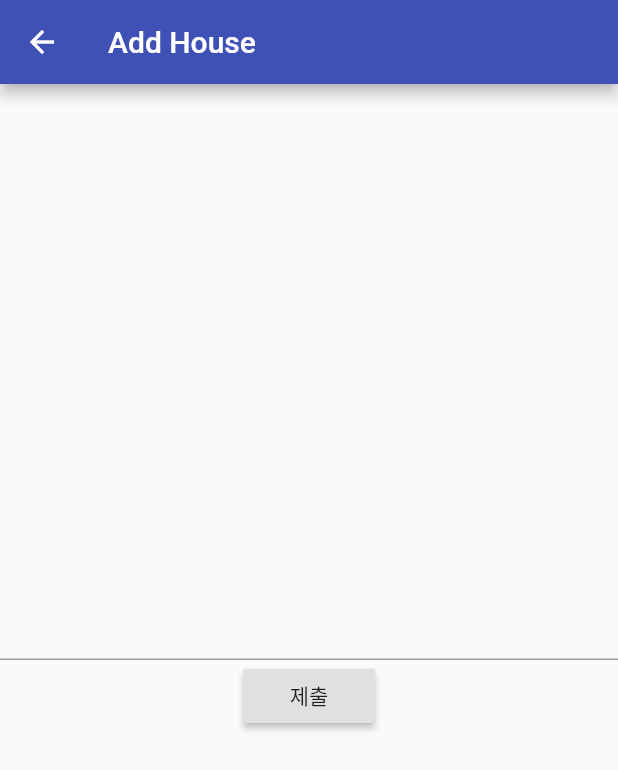
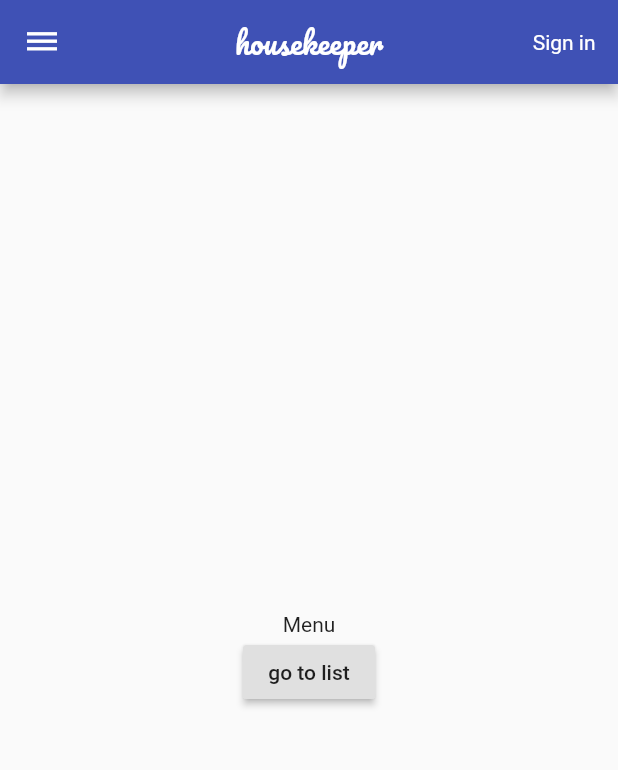
Before and after one commit to raynear/housekeeper, a Flutter app: the screen it shows after launch, on a phone screen of 412 x 824 dp. Shown: the top 770 px of the screen. Run offline on Flutter 3.47's test engine with Material 2 defaults, Android fonts, the phone set to English and light mode, and no system bars; our stand-ins replace cached_network_image, cloud_firestore, firebase_auth, firebase_core, flutter_signin_button, get and 2 more; missing offline and left inert: flutter_facebook_login; accounts and stored records are empty.

Commit message:
discard inner drawer convert provider to GetX convert router to GetX

```diff
--- /dev/null
+++ b/lib/global_state.dart
@@ -0,0 +1,4 @@
+import 'package:firebase_auth/firebase_auth.dart';
+import 'package:get/get.dart';
+
+var user = Rx<User>();
--- a/lib/main.dart
+++ b/lib/main.dart
@@ -1,24 +1,13 @@
 import 'package:flutter/material.dart';
-import 'package:provider/provider.dart';
-import 'package:firebase_auth/firebase_auth.dart';
 import 'package:firebase_core/firebase_core.dart';
+import 'package:get/get.dart';
 
-import 'package:housekeeper/pages/menu.dart';
-import 'package:housekeeper/pages/house_list.dart';
+import 'package:housekeeper/pages/main_page.dart';
+import 'package:housekeeper/pages/user/sign_in.dart';
+import 'package:housekeeper/pages/house/house_list.dart';
 
 void main() {
   runApp(MyApp());
-}
-
-class Account with ChangeNotifier {
-  User _user; // = await FirebaseAuth.instance.currentUser();
-
-  User get user => _user;
-
-  void setUser(User user) {
-    _user = user;
-    notifyListeners();
-  }
 }
 
 class MyApp extends StatefulWidget {
@@ -27,60 +16,27 @@ class MyApp extends StatefulWidget {
 }
 
 class _MyApp extends State<MyApp> {
-  bool _initialized = false;
-  bool _error = false;
-
-  void initializeFlutterFire() async {
-    try {
-      // Wait for Firebase to initialize and set `_initialized` state to true
-      await Firebase.initializeApp();
-      setState(() {
-        _initialized = true;
-      });
-    } catch (e) {
-      // Set `_error` state to true if Firebase initialization fails
-      setState(() {
-        _error = true;
-      });
-    }
-  }
-
   @override
   void initState() {
-    initializeFlutterFire();
+    Firebase.initializeApp();
     super.initState();
   }
 
   // This widget is the root of your application.
   @override
   Widget build(BuildContext context) {
-    if (_initialized) {
-      return MultiProvider(
-          providers: [
-            ChangeNotifierProvider<Account>(create: (_) => Account())
-          ],
-          child: MaterialApp(
-            title: 'housekeeper',
-            theme: ThemeData(
-              primarySwatch: Colors.indigo,
-              visualDensity: VisualDensity.adaptivePlatformDensity,
-            ),
-            initialRoute: '/house_list',
-            routes: <String, WidgetBuilder>{
-              '/': (BuildContext context) => Menu(),
-              '/house_list': (BuildContext context) => HouseList(),
-            },
-          ));
-    } else {
-      return MaterialApp(
-          theme: ThemeData(
-            primarySwatch: Colors.indigo,
-            visualDensity: VisualDensity.adaptivePlatformDensity,
-          ),
-          home: Scaffold(
-              body: Column(
-                  mainAxisAlignment: MainAxisAlignment.center,
-                  children: [Center(child: Text('Loading...'))])));
-    }
+    return GetMaterialApp(
+      title: 'housekeeper',
+      theme: ThemeData(
+        primarySwatch: Colors.indigo,
+        visualDensity: VisualDensity.adaptivePlatformDensity,
+      ),
+      initialRoute: '/',
+      getPages: [
+        GetPage(name: '/', page: () => MainPage()),
+        GetPage(name: '/house_list', page: () => HouseList()),
+        GetPage(name: '/sign_in', page: () => SignIn()),
+      ],
+    );
   }
 }
--- /dev/null
+++ b/lib/pages/main_page.dart
@@ -0,0 +1,42 @@
+import 'package:get/get.dart';
+import 'package:flutter/material.dart';
+import 'package:google_fonts/google_fonts.dart';
+
+import 'package:housekeeper/pages/user/user_avatar.dart';
+
+class MainPage extends StatefulWidget {
+  @override
+  _MainPageState createState() => _MainPageState();
+}
+
+class _MainPageState extends State<MainPage> {
+  @override
+  Widget build(BuildContext context) {
+    return Scaffold(
+        appBar: AppBar(
+          centerTitle: true,
+          automaticallyImplyLeading: true,
+          leading: IconButton(
+            icon: Icon(Icons.dehaze),
+            onPressed: () {
+              print('open left');
+            },
+          ),
+          title: Text('housekeeper', style: GoogleFonts.getFont('Pacifico')),
+          actions: [UserAvatar()],
+        ),
+        body: Center(
+          child: Column(
+              crossAxisAlignment: CrossAxisAlignment.center,
+              mainAxisAlignment: MainAxisAlignment.center,
+              children: [
+                Text('Menu'),
+                RaisedButton(
+                    onPressed: () {
+                      Get.toNamed('/house_list');
+                    },
+                    child: Text('go to list'))
+              ]),
+        ));
+  }
+}
--- /dev/null
+++ b/lib/pages/user/user_avatar.dart
@@ -0,0 +1,42 @@
+import 'package:flutter/material.dart';
+import 'package:get/get.dart';
+import 'package:cached_network_image/cached_network_image.dart';
+
+import 'package:housekeeper/global_state.dart';
+
+class UserAvatar extends StatelessWidget {
+  const UserAvatar({Key key}) : super(key: key);
+
+  @override
+  Widget build(BuildContext context) {
+    var appBarHeight =
+        AppBar().preferredSize.height - Get.mediaQuery.padding.top;
+    return Obx(() {
+      return (user.value?.photoURL ?? '') != ''
+          ? IconButton(
+              onPressed: () {
+                print('go to user info');
+              },
+              icon: CircleAvatar(
+                  radius: appBarHeight * 1.0,
+                  backgroundColor: Colors.teal[200],
+                  child: CircleAvatar(
+                    radius: appBarHeight * 0.9,
+                    backgroundImage: CachedNetworkImageProvider(
+                      user.value?.photoURL ?? '',
+                    ),
+                  )))
+          : GestureDetector(
+              onTap: () {
+                print('goto login');
+                Get.toNamed('/sign_in');
+              },
+              child: SafeArea(
+                  child: Padding(
+                      padding: EdgeInsets.fromLTRB(0, 0, 15, 0),
+                      child: Column(
+                          mainAxisAlignment: MainAxisAlignment.center,
+                          children: [Text('Sign in')]))));
+    });
+  }
+}
--- a/pubspec.yaml
+++ b/pubspec.yaml
@@ -38,6 +38,8 @@ dependencies:
   cloud_firestore:
   firebase_core:
   pedantic:
+  path:
+  get:
 #  flutter_svg:
 
 dev_dependencies:
```
Also changed, not shown: lib/pages/menu.dart (deleted, +0 -116 lines), lib/pages/user/sign_in.dart (renamed from lib/pages/user.dart, +20 -23 lines), lib/pages/house/add_house.dart (added), lib/pages/house/house_list.dart (renamed from lib/pages/house_list.dart), pubspec.lock.
